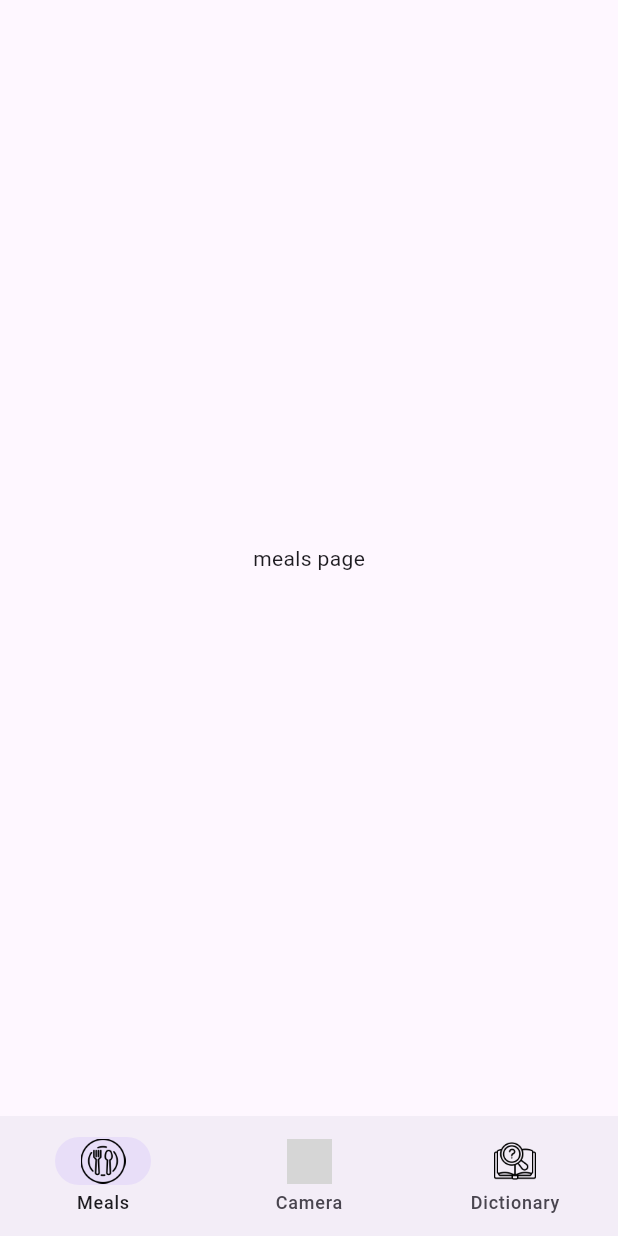
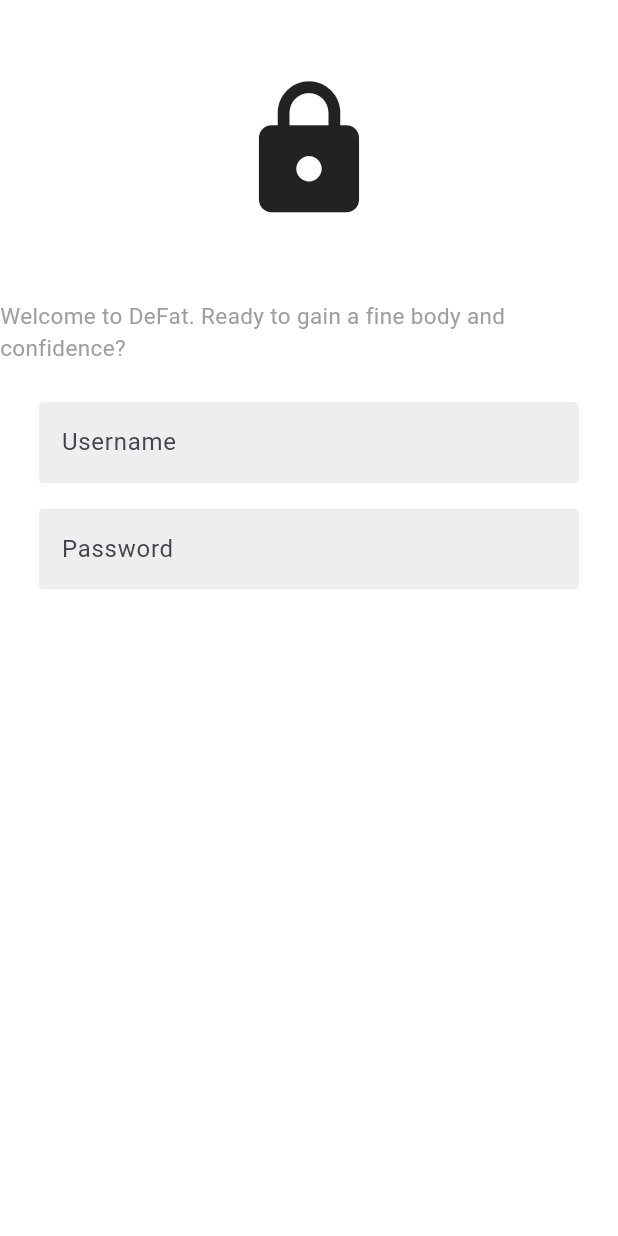
Before and after one commit to qu-ngx/DeFat, a Flutter app: the screen it shows after launch, on a phone screen of 412 x 824 dp. Run offline on Flutter 3.47's test engine with Material 3 defaults, Android fonts, the phone set to English and light mode, and no system bars; our stand-ins replace firebase_core, image_picker; missing offline and left inert: tflite_flutter; accounts and stored records are empty; grey boxes are pictures that could not be loaded.

Commit message:
resolved old issues

```diff
--- /dev/null
+++ b/lib/components/my_textfield.dart
@@ -0,0 +1,34 @@
+import 'package:flutter/material.dart';
+
+class MyTextField extends StatelessWidget {
+  final controller;
+  final String hintText;
+  final bool obscureText;
+
+  const MyTextField(
+      {super.key,
+      required this.controller,
+      required this.hintText,
+      required this.obscureText});
+
+  @override
+  Widget build(BuildContext context) {
+    return Padding(
+      padding: const EdgeInsets.symmetric(horizontal: 25.0),
+      child: TextField(
+        controller: controller,
+        obscureText: obscureText,
+        decoration: InputDecoration(
+            enabledBorder: const OutlineInputBorder(
+              borderSide: BorderSide(color: Colors.white),
+            ),
+            focusedBorder: OutlineInputBorder(
+              borderSide: BorderSide(color: Colors.grey.shade400),
+            ),
+            fillColor: Colors.grey.shade200,
+            filled: true,
+            hintText: hintText),
+      ),
+    );
+  }
+}
--- a/lib/main.dart
+++ b/lib/main.dart
@@ -1,3 +1,4 @@
+import 'package:defat/pages/authenticator/login_page.dart';
 import 'package:defat/pages/home.dart';
 import 'package:flutter/material.dart';
 
@@ -15,9 +16,9 @@ class MyApp extends StatefulWidget {
 class _MyAppState extends State<MyApp> {
   @override
   Widget build(BuildContext context) {
-    return const MaterialApp(
+    return MaterialApp(
       debugShowCheckedModeBanner: false,
-      home: HomePage(),
+      home: LoginPage(),
     );
   }
 }
--- /dev/null
+++ b/lib/pages/authenticator/api_key.dart
@@ -0,0 +1,2 @@
+const androidAPIkey = "AIzaSyBA2YBX3BU1x6GCoZrVTtZw41q-BxGv6HA";
+const iosAPIkey = "AIzaSyC8E6o4JQb_rXoNFuBorJBL-epJAvYDqwI";
--- /dev/null
+++ b/lib/pages/authenticator/login_page.dart
@@ -0,0 +1,51 @@
+import 'package:defat/components/my_textfield.dart';
+import 'package:flutter/material.dart';
+
+class LoginPage extends StatelessWidget {
+  LoginPage({super.key});
+
+  final usernameController = TextEditingController();
+  final passwordController = TextEditingController();
+
+  @override
+  Widget build(BuildContext context) {
+    return Scaffold(
+      backgroundColor: Colors.white,
+      body: SafeArea(
+          child: Center(
+        child: Column(
+          children: [
+            const SizedBox(height: 50),
+            // Logo
+            const Icon(
+              Icons.lock,
+              size: 100,
+            ),
+            const SizedBox(height: 50),
+            const Text(
+              "Welcome to DeFat. Ready to gain a fine body and confidence?",
+              style: TextStyle(color: Colors.grey, fontSize: 15),
+            ),
+            const SizedBox(height: 25),
+
+            // username textfield
+            MyTextField(
+              controller: usernameController,
+              hintText: 'Username',
+              obscureText: false,
+            ),
+
+            const SizedBox(height: 15),
+
+            // password textfield
+            MyTextField(
+              controller: passwordController,
+              hintText: 'Password',
+              obscureText: true,
+            )
+          ],
+        ),
+      )),
+    );
+  }
+}
```
Also changed, not shown: lib/pages/authenticator/firebase_options.dart, 1 other file.
